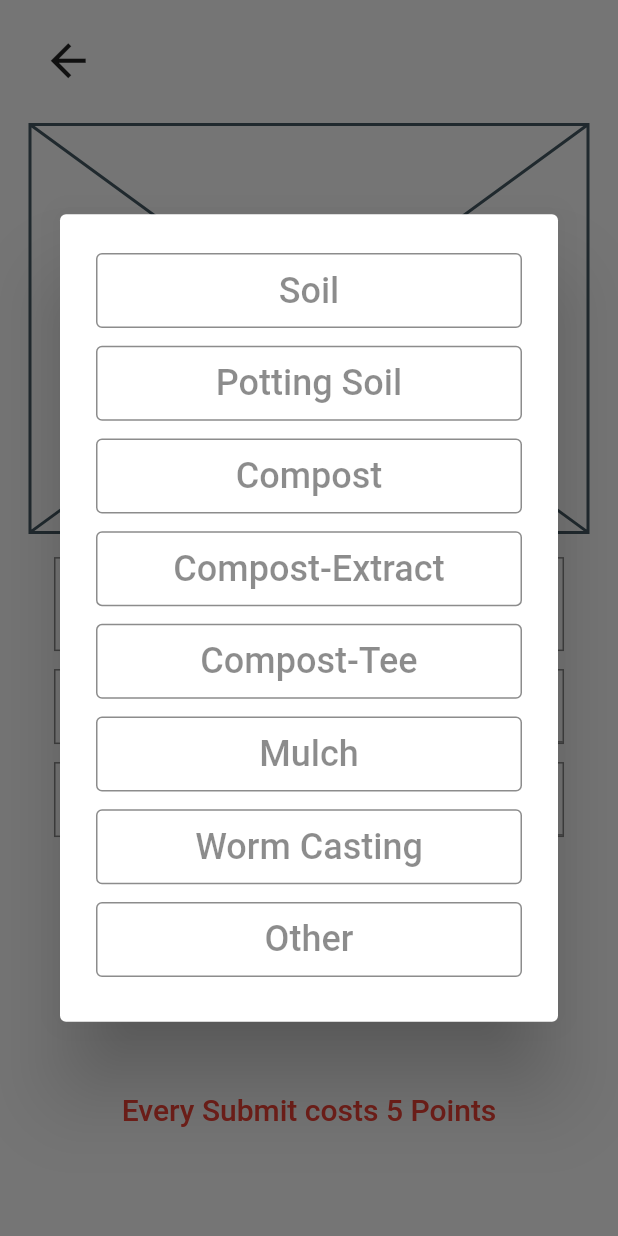
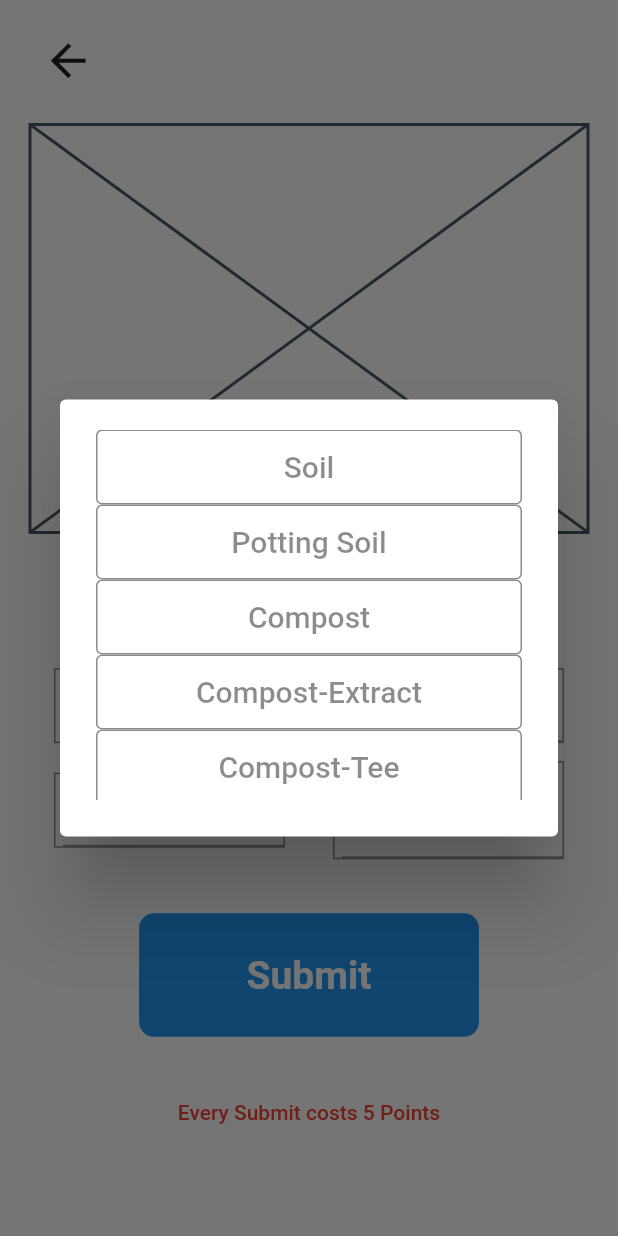
Before and after one commit to ecome-earth/SFW-Microorganism-App, a Flutter app: the screen it shows after launch, after a tap on "Select from online drive", after a tap on "Select Sample Type", on a phone screen of 412 x 824 dp. Run offline on Flutter 3.47's test engine with Material 2 defaults, Android fonts, the phone set to English and light mode, and no system bars; our stand-ins replace cloud_firestore, firebase_auth, firebase_core, flutter_signin_button, google_sign_in; missing offline and left inert: cloud_firestore_web, cloud_functions_web, firebase_auth_web, firebase_core_web, firebase_messaging_web, google_sign_in_web and 1 more; accounts and stored records are empty.

Commit message:
bug: 480p upload form position and style

```diff
--- a/lib/screens/UploadForm.dart
+++ b/lib/screens/UploadForm.dart
@@ -1,5 +1,6 @@
 import 'package:flutter/cupertino.dart';
 import 'package:flutter/material.dart';
+
 class UploadForm extends StatefulWidget {
   const UploadForm({Key? key}) : super(key: key);
 
@@ -12,17 +13,25 @@ class _UploadFormState extends State<UploadForm> {
   TextEditingController state = TextEditingController(text: 'State');
   TextEditingController umHeight =
       TextEditingController(text: 'FoV Height in ');
-  TextEditingController umWidth =
-      TextEditingController(text: 'FoV Width in ');
-  bool photoExists= false;
-List<String> speciesType=['Soil', 'Potting Soil', 'Compost', 'Compost-Extract', 'Compost-Tee', 'Mulch', 'Worm Casting', 'Other'];
+  TextEditingController umWidth = TextEditingController(text: 'FoV Width in ');
+  bool photoExists = false;
+  List<String> speciesType = [
+    'Soil',
+    'Potting Soil',
+    'Compost',
+    'Compost-Extract',
+    'Compost-Tee',
+    'Mulch',
+    'Worm Casting',
+    'Other'
+  ];
   String? selectedType;
 
   @override
   Widget build(BuildContext context) {
-
     return SafeArea(
-      child: Scaffold(backgroundColor: Colors.white,
+      child: Scaffold(
+        backgroundColor: Colors.white,
         resizeToAvoidBottomInset: false,
         body: Container(
           margin: EdgeInsets.symmetric(vertical: 15, horizontal: 20),
@@ -45,115 +54,200 @@ String? selectedType;
                 ),
                 margin: EdgeInsets.only(bottom: 20),
               )),
-               Container(margin: EdgeInsets.only(bottom: MediaQuery.of(context).size.height)*0.02,height: MediaQuery.of(context).size.height*0.33,child: photoExists? Placeholder():Padding(
-                 padding:  EdgeInsets.only(top: MediaQuery.of(context).size.height*0.03),
-                 child: Column(children: [Flexible(
+              Container(
+                margin: EdgeInsets.only(
+                        bottom: MediaQuery.of(context).size.height) *
+                    0.02,
+                height: MediaQuery.of(context).size.height * 0.33,
+                child: photoExists
+                    ? Placeholder()
+                    : Padding(
+                        padding: EdgeInsets.only(
+                            top: MediaQuery.of(context).size.height * 0.03),
+                        child: Column(
+                          children: [
+                            Flexible(
                                 child: MaterialButton(
                                     onPressed: () {
                                       print('first Button pressed');
                                     },
                                     child: Container(
-                          child: Center(child: Text('Upload Photo/Video',style: TextStyle(fontSize: 24,fontWeight: FontWeight.w300),)),
+                                      child: Center(
+                                          child: Text(
+                                        'Upload Photo/Video',
+                                        style: TextStyle(
+                                            fontSize: 22,
+                                            fontWeight: FontWeight.w300),
+                                      )),
+                                      margin: EdgeInsets.only(bottom: 12),
+                                      height: 100,
+                                      decoration: BoxDecoration(
+                                          borderRadius:
+                                              BorderRadius.circular(10),
+                                          color: Colors.white,
+                                          border: Border.all(
+                                              color: Colors.black45, width: 1)),
+                                    ))),
+                            Flexible(
+                              child: MaterialButton(
+                                  onPressed: () {
+                                    print(
+                                        'button pressed, changing variable to true');
+                                    setState(() {
+                                      photoExists = true;
+                                    });
+                                  },
+                                  child: Container(
+                                    child: FittedBox(
+                                      child: Text(
+                                        'Select from online drive',
+                                        style: TextStyle(
+                                            fontSize: 22,
+                                            fontWeight: FontWeight.w300),
+                                      ),
+                                      fit: BoxFit.none,
+                                    ),
                                     margin: EdgeInsets.only(bottom: 12),
                                     height: 100,
                                     decoration: BoxDecoration(
                                         borderRadius: BorderRadius.circular(10),
                                         color: Colors.white,
-                              border:
-                              Border.all(color: Colors.black45, width: 1)),
-                        ))),
-                  Flexible(
-                    child: MaterialButton(
-                        onPressed: () {
-                          print('button pressed, changing variable to true');
-                          setState(() {
-                            photoExists = true;
-                          });
-
-                        },
-                        child: Container(
-                          child: FittedBox(child: Text('Select from online drive',style: TextStyle(fontSize: 24,fontWeight: FontWeight.w300),),fit: BoxFit.none,),
-                          margin: EdgeInsets.only(bottom: 12),
-                          height: 100,
-                          decoration: BoxDecoration(
-                              borderRadius: BorderRadius.circular(10),
-                              color: Colors.white,
-                              border: Border.all(color: Colors.black45, width: 1)),
+                                        border: Border.all(
+                                            color: Colors.black45, width: 1)),
                                   )),
                             ),
                             Flexible(
-                      child: Row(mainAxisAlignment: MainAxisAlignment.center,
+                                child: Row(
+                              mainAxisAlignment: MainAxisAlignment.center,
                               children: [
                                 Container(
-
                                   margin: EdgeInsets.only(bottom: 24),
+                                  child: FittedBox(
+                                    fit: BoxFit.scaleDown,
                                     child: Text(
-                              'Max 10s static video\nor photo',
-                              style: TextStyle(color: Colors.red,fontSize: 18,fontWeight: FontWeight.w500),
+                                      'Max 10s static video or photo',
+                                      style: TextStyle(
+                                          color: Colors.red,
+                                          fontSize: 14,
+                                          fontWeight: FontWeight.w500),
                                       textAlign: TextAlign.center,
                                     ),
                                   ),
+                                ),
                               ],
-                      )),],),
-               ),),
-
+                            )),
+                          ],
+                        ),
+                      ),
+              ),
               Flexible(
+                child: FittedBox(
+                  fit: BoxFit.cover,
                   child: MaterialButton(
                       onPressed: () {
                         print('button pressed');
 
-                      showDialog(context: context, builder: (BuildContext context) {
-
-                      return AlertDialog(content: Container(height: MediaQuery.of(context).size.height*0.6,color: Colors.white,child: Column(mainAxisAlignment: MainAxisAlignment.spaceAround,children: [
-
+                        showDialog(
+                            context: context,
+                            builder: (BuildContext context) {
+                              return AlertDialog(
+                                content: Container(
+                                  height:
+                                      MediaQuery.of(context).size.height * 0.3,
+                                  color: Colors.white,
+                                  child: SingleChildScrollView(
+                                    child: Column(
+                                      mainAxisAlignment:
+                                          MainAxisAlignment.spaceAround,
+                                      children: [
                                         ...speciesType.map((value) {
-                          return Container(height: 50,width: MediaQuery.of(context).size.height*0.7,
+                                          return Container(
+                                            height: 50,
+                                            width: MediaQuery.of(context)
+                                                    .size
+                                                    .height *
+                                                0.7,
                                             child: TextButton(
-                            style: TextButton.styleFrom(primary: Colors.grey,backgroundColor: Colors.white,side: BorderSide(color: Colors.black45)),
-                            onPressed: (){
-
-
+                                                style: TextButton.styleFrom(
+                                                    primary: Colors.grey,
+                                                    backgroundColor:
+                                                        Colors.white,
+                                                    side: BorderSide(
+                                                        color: Colors.black45)),
+                                                onPressed: () {
                                                   setState(() {
-                                selectedType=value;
+                                                    selectedType = value;
                                                     print(selectedType);
                                                   });
-                            }, child: Text(value,style: TextStyle(fontSize: 24,color: Colors.black45),)),
+                                                },
+                                                child: Text(
+                                                  value,
+                                                  style: TextStyle(
+                                                      fontSize: 20,
+                                                      color: Colors.black45),
+                                                )),
                                           );
-                        } )
-
-
-                      ],),),);});
-
-
-
+                                        })
+                                      ],
+                                    ),
+                                  ),
+                                ),
+                              );
+                            });
                       },
+                      child: Padding(
+                        padding: const EdgeInsets.all(8.0),
+                        child: Row(
+                          children: [
+                            Expanded(
                               child: Container(
-                      child: FittedBox(child: Text('Select Sample Type',style: TextStyle(fontSize: 24,fontWeight: FontWeight.w300,color: Colors.black45),),fit: BoxFit.none,),
+                                child: FittedBox(
+                                    child: Padding(
+                                      padding: const EdgeInsets.all(8.0),
+                                      child: Text(
+                                        'Select Sample Type',
+                                        style: TextStyle(
+                                            fontSize: 24,
+                                            fontWeight: FontWeight.w300,
+                                            color: Colors.black45),
+                                      ),
+                                    ),
+                                    fit: BoxFit.fill),
                                 margin: EdgeInsets.only(bottom: 12),
-                      height: 100,
                                 decoration: BoxDecoration(
-
                                     color: Colors.white,
-                          border: Border.all(color: Colors.black45, width: 1)),
+                                    border: Border.all(
+                                        color: Colors.black45, width: 1)),
+                              ),
+                            ),
+                          ],
+                        ),
                       )),
+                ),
               ),
               Flexible(
                   child: Row(
                 children: [
-                  Flexible(
-                    child: MaterialButton(highlightColor: Colors.white, focusColor: Colors.white,
+                  Expanded(
+                    child: MaterialButton(
+                      highlightColor: Colors.white,
+                      focusColor: Colors.white,
                       onPressed: () {
                         print('first Button pressed');
                       },
                       child: Container(
-                        padding: EdgeInsets.only(left: 5),
+                        padding: EdgeInsets.only(left: 5, right: 10),
                         margin: EdgeInsets.only(bottom: 12),
                         decoration: BoxDecoration(
-
                             color: Colors.white,
                             border:
                                 Border.all(color: Colors.black45, width: 1)),
-                        child: TextFormField(decoration: InputDecoration(fillColor: Colors.white, focusColor: Colors.white, hoverColor: Colors.white, ),
+                        child: TextFormField(
+                          decoration: InputDecoration(
+                            fillColor: Colors.white,
+                            focusColor: Colors.white,
+                            hoverColor: Colors.white,
+                          ),
                           style: TextStyle(color: Colors.black45),
                           onTap: () {
                             country.text = '';
@@ -163,8 +257,10 @@ String? selectedType;
                       ),
                     ),
                   ),
-                  Flexible(
-                    child: MaterialButton(highlightColor: Colors.white, focusColor: Colors.white,
+                  Expanded(
+                    child: MaterialButton(
+                      highlightColor: Colors.white,
+                      focusColor: Colors.white,
                       onPressed: () {
                         print('first Button pressed');
                       },
@@ -172,11 +268,14 @@ String? selectedType;
                         padding: EdgeInsets.only(left: 5),
                         margin: EdgeInsets.only(bottom: 12),
                         decoration: BoxDecoration(
-
                             color: Colors.white,
                             border:
                                 Border.all(color: Colors.black45, width: 1)),
-                        child: TextFormField(decoration: InputDecoration(fillColor: Colors.white, focusColor: Colors.white, hoverColor: Colors.white),
+                        child: TextFormField(
+                          decoration: InputDecoration(
+                              fillColor: Colors.white,
+                              focusColor: Colors.white,
+                              hoverColor: Colors.white),
                           style: TextStyle(color: Colors.black45),
                           onTap: () {
                             state.text = '';
@@ -192,7 +291,9 @@ String? selectedType;
                   child: Row(
                 children: [
                   Flexible(
-                        child: MaterialButton(highlightColor: Colors.white, focusColor: Colors.white,
+                    child: MaterialButton(
+                      highlightColor: Colors.white,
+                      focusColor: Colors.white,
                       onPressed: () {
                         print('first Button pressed');
                       },
@@ -200,11 +301,25 @@ String? selectedType;
                         padding: EdgeInsets.only(left: 5),
                         margin: EdgeInsets.only(bottom: 12),
                         decoration: BoxDecoration(
-
                             color: Colors.white,
                             border:
                                 Border.all(color: Colors.black45, width: 1)),
-                            child: TextFormField(decoration: InputDecoration(suffix: Text('μm  ',style: TextStyle(fontSize: 20),),fillColor: Colors.white, focusColor: Colors.white, hoverColor: Colors.white),keyboardType: TextInputType.number,
+                        child: TextFormField(
+                          decoration: InputDecoration(
+                              suffix: Row(
+                                mainAxisAlignment: MainAxisAlignment.end,
+                                crossAxisAlignment: CrossAxisAlignment.center,
+                                children: [
+                                  Text(
+                                    'μm  ',
+                                    style: TextStyle(fontSize: 20),
+                                  ),
+                                ],
+                              ),
+                              fillColor: Colors.white,
+                              focusColor: Colors.white,
+                              hoverColor: Colors.white),
+                          keyboardType: TextInputType.number,
                           style: TextStyle(color: Colors.black45),
                           onTap: () {
                             umHeight.text = '';
@@ -215,7 +330,9 @@ String? selectedType;
                     ),
                   ),
                   Flexible(
-                        child: MaterialButton(highlightColor: Colors.white, focusColor: Colors.white,
+                    child: MaterialButton(
+                      highlightColor: Colors.white,
+                      focusColor: Colors.white,
                       onPressed: () {
                         print('first Button pressed');
                       },
@@ -223,11 +340,20 @@ String? selectedType;
                         padding: EdgeInsets.only(left: 5),
                         margin: EdgeInsets.only(bottom: 12, left: 0),
                         decoration: BoxDecoration(
-
                             color: Colors.white,
                             border:
                                 Border.all(color: Colors.black45, width: 1)),
-                            child: TextFormField(decoration: InputDecoration(suffix: Text('μm  ',style: TextStyle(fontSize: 20),),fillColor: Colors.white, focusColor: Colors.white, hoverColor: Colors.white),keyboardType: TextInputType.number,
+                        child: TextFormField(
+                          decoration: InputDecoration(
+                              suffix: Center(
+                                  child: Text(
+                                'μm  ',
+                                style: TextStyle(fontSize: 20),
+                              )),
+                              fillColor: Colors.white,
+                              focusColor: Colors.white,
+                              hoverColor: Colors.white),
+                          keyboardType: TextInputType.number,
                           style: TextStyle(color: Colors.black45),
                           onTap: () {
                             umWidth.text = '';
@@ -245,16 +371,21 @@ String? selectedType;
                 children: [
                   MaterialButton(
                     onPressed: () {
-                  print('Connecting to Drive Navigating to second screen later');
+                      print(
+                          'Connecting to Drive Navigating to second screen later');
                     },
-                    child: Container(height: MediaQuery.of(context).size.height*0.1, width: MediaQuery.of(context).size.width*0.55,
-
-
-                  margin: EdgeInsets.only(bottom: 12,top: 24),
+                    child: Container(
+                      height: MediaQuery.of(context).size.height * 0.1,
+                      width: MediaQuery.of(context).size.width * 0.55,
+                      margin: EdgeInsets.only(bottom: 12, top: 24),
                       child: Center(
                         child: Text(
-                      'Submit',textAlign: TextAlign.center,
-                      style: TextStyle(color: Colors.white,fontSize: 26,fontWeight: FontWeight.w600),
+                          'Submit',
+                          textAlign: TextAlign.center,
+                          style: TextStyle(
+                              color: Colors.white,
+                              fontSize: 26,
+                              fontWeight: FontWeight.w600),
                         ),
                       ),
                       decoration: BoxDecoration(
@@ -265,9 +396,16 @@ String? selectedType;
                   ),
                 ],
               ),
-              SizedBox(height: MediaQuery.of(context).size.height*0.017,),
               Flexible(
-                  child: Center(child: Container(child: Text('Every Submit costs 5 Points',style: TextStyle(color: Colors.red,fontSize: 20,fontWeight: FontWeight.w500),)))),
+                  child: Center(
+                      child: Container(
+                          child: Text(
+                'Every Submit costs 5 Points',
+                style: TextStyle(
+                    color: Colors.red,
+                    fontSize: 14,
+                    fontWeight: FontWeight.w500),
+              )))),
             ],
           ),
         ),
```
Also changed, not shown: 1 other file. Lines whose indentation alone changed are shown as unchanged.
